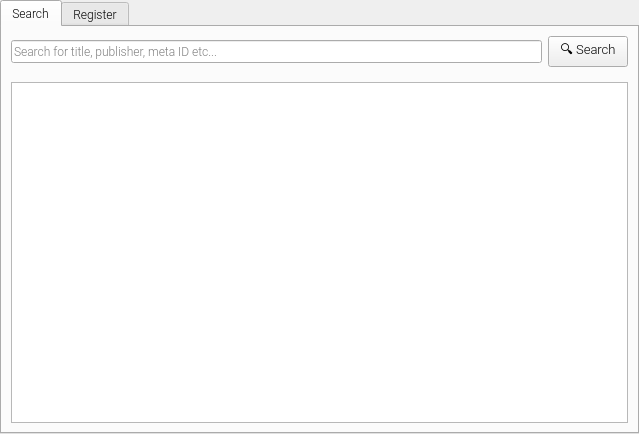
The window that app/ui/iscc.ui (coblo/gui-demo) describes before a commit, drawn with Qt 5.
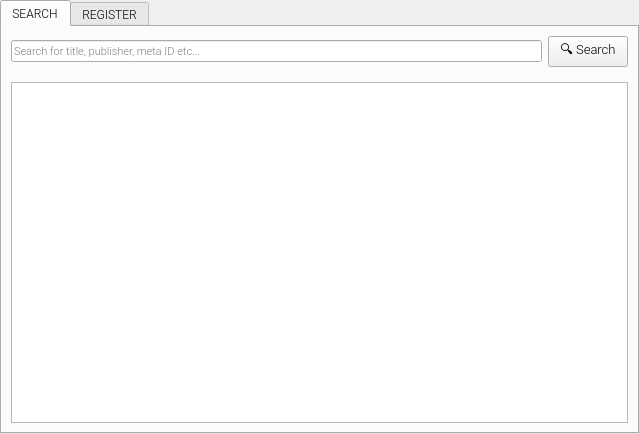
The same window after the commit.

Commit message: Small design changes in ISCC

Diff of the .ui file:
```diff
--- a/app/ui/iscc.ui
+++ b/app/ui/iscc.ui
@@ -33,6 +33,12 @@
    </property>
    <item>
     <widget class="QTabWidget" name="tabWidget_iscc">
+     <property name="font">
+      <font>
+       <family>Oswald</family>
+       <pointsize>9</pointsize>
+      </font>
+     </property>
      <property name="currentIndex">
       <number>0</number>
      </property>
@@ -44,11 +50,17 @@
        </sizepolicy>
       </property>
       <attribute name="title">
-       <string>Search</string>
+       <string>SEARCH</string>
       </attribute>
       <layout class="QVBoxLayout" name="verticalLayout_2">
        <item>
         <widget class="QWidget" name="widget_search" native="true">
+         <property name="font">
+          <font>
+           <family>Roboto Light</family>
+           <pointsize>8</pointsize>
+          </font>
+         </property>
          <layout class="QHBoxLayout" name="horizontalLayout">
           <property name="leftMargin">
            <number>0</number>
@@ -91,7 +103,7 @@
      </widget>
      <widget class="QWidget" name="tab_register">
       <attribute name="title">
-       <string>Register</string>
+       <string>REGISTER</string>
       </attribute>
       <layout class="QVBoxLayout" name="verticalLayout_3" stretch="0,0,0,0,0,0,0,0,0">
        <item>
```
Left out of the diff: 18 changed lines with no effect on the pictures. The commit also changes 2 other files.
